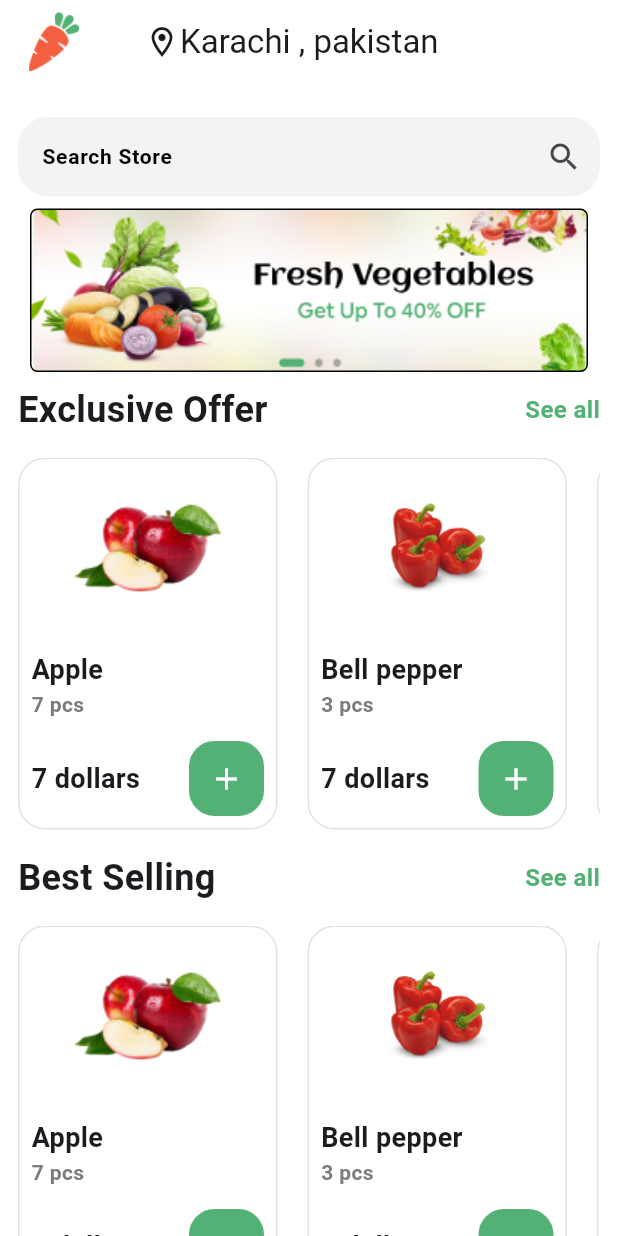
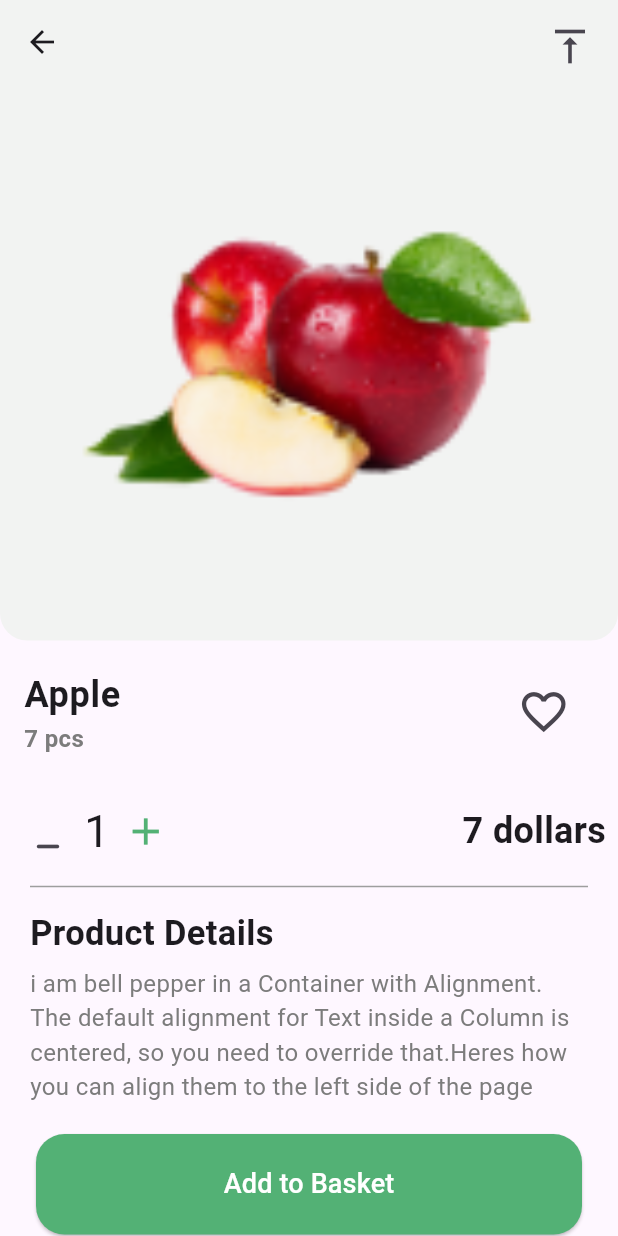
Before and after one commit to Rao-Umair-Ali/desi_mart, a Flutter app: the Shop screen opened directly, after a tap on the "add" icon, on a phone screen of 412 x 824 dp. Run offline on Flutter 3.47's test engine with Material 3 defaults, Android fonts, the phone set to English and light mode, and no system bars; drawn by our look-alikes of carousel_slider; our stand-ins replace firebase_auth, firebase_core; accounts and stored records are empty.

Commit message:
add basket page done

```diff
--- a/lib/main.dart
+++ b/lib/main.dart
@@ -19,9 +19,9 @@ class MyApp extends StatelessWidget {
   // This widget is the root of your application.
   @override
   Widget build(BuildContext context) {
-    return const MaterialApp(
+    return MaterialApp(
       debugShowCheckedModeBanner: false,
-      home: SplashScreen(),
+      home: Shop(),
     );
   }
 }
--- a/lib/shop_screen/shop.dart
+++ b/lib/shop_screen/shop.dart
@@ -6,16 +6,58 @@ import 'package:flutter/material.dart';
 
 class Shop extends StatelessWidget {
   Shop({super.key});
+  final List<Map<dynamic, dynamic>> itemList = [
+    {
+      "itemName": "Apple",
+      "items": "7 pcs",
+      "itemValue": "7 dollars",
+      "itemPicture": "assets/images/apple.png",
+      "itemdetail":
+          "i am bell pepper in a Container with Alignment. The default alignment for Text inside a Column is centered, so you need to override that.Heres how you can align them to the left side of the page"
+    },
+    {
+      "itemName": "Bell pepper",
+      "items": "3 pcs",
+      "itemValue": "7 dollars",
+      "itemPicture": "assets/images/bellPeper.png",
+      "itemdetail": "i am bell pepper"
+    },
+    {
+      "itemName": "ginger",
+      "items": "3 pcs",
+      "itemValue": "7 dollars",
+      "itemPicture": "assets/images/ginger.png",
+      "itemdetail": "i am ginger"
+    },
+    {
+      "itemName": "Apple",
+      "items": "7 pcs",
+      "itemValue": "7 dollars",
+      "itemPicture": "assets/images/apple.png",
+      "itemdetail": "i am apple"
+    },
+    {
+      "itemName": "Bell pepper",
+      "items": "3 pcs",
+      "itemValue": "7 dollars",
+      "itemPicture": "assets/images/bellPeper.png",
+      "itemdetail": "i am bell pepper"
+    },
+    {
+      "itemName": "ginger",
+      "items": "3 pcs",
+      "itemValue": "7 dollars",
+      "itemPicture": "assets/images/ginger.png",
+      "itemdetail": "i am ginger"
+    },
+  ];
+  void ontap() {}
   final List<String> imageList = [
     'assets/images/banner.png',
     'assets/images/banner.png',
     'assets/images/banner.png',
   ];
-  final List<String> groceriesList = [
-    'assets/images/banner.png',
-    'assets/images/banner.png',
-    'assets/images/banner.png',
-  ];
+
   @override
   Widget build(BuildContext context) {
     return Scaffold(
@@ -73,7 +115,9 @@ class Shop extends StatelessWidget {
                 const SizedBox(
                   height: 15,
                 ),
-                ListViewShop(),
+                ListViewShop(
+                  list: itemList,
+                ),
                 const SizedBox(
                   height: 15,
                 ),
@@ -95,7 +139,9 @@ class Shop extends StatelessWidget {
                 const SizedBox(
                   height: 15,
                 ),
-                ListViewShop(),
+                ListViewShop(
+                  list: itemList,
+                ),
                 const SizedBox(
                   height: 15,
                 ),
@@ -145,7 +191,9 @@ class Shop extends StatelessWidget {
                 const SizedBox(
                   height: 15,
                 ),
-                ListViewShop(),
+                ListViewShop(
+                  list: itemList,
+                ),
               ],
             ),
           ),
--- /dev/null
+++ b/lib/shop_screen/widget/addBasket.dart
@@ -0,0 +1,166 @@
+import 'package:desi_mart/shop_screen/widget/addButton.dart';
+import 'package:flutter/material.dart';
+
+class AddBasket extends StatelessWidget {
+  final String image;
+  final String itemName;
+  final String itemValue;
+  final String items;
+  final String itemDetails;
+
+  const AddBasket(
+      {super.key,
+      required this.image,
+      required this.itemName,
+      required this.itemValue,
+      required this.items,
+      required this.itemDetails});
+  @override
+  Widget build(BuildContext context) {
+    return Scaffold(
+      appBar: AppBar(
+        backgroundColor: const Color(0xffF2F3F2),
+        actions: [
+          Padding(
+            padding: const EdgeInsets.all(8.0),
+            child: IconButton(
+                onPressed: () {},
+                icon: const Icon(
+                  Icons.vertical_align_top_outlined,
+                  size: 30,
+                )),
+          )
+        ],
+      ),
+      body: SingleChildScrollView(
+        child: Container(
+          child: Column(
+            mainAxisAlignment: MainAxisAlignment.start,
+            children: [
+              Container(
+                decoration: BoxDecoration(
+                    color: Color(0xffF2F3F2),
+                    borderRadius: BorderRadiusDirectional.only(
+                        bottomEnd: Radius.circular(18),
+                        bottomStart: Radius.circular(18))),
+                height: 371,
+                width: 412,
+                child: Padding(
+                  padding: const EdgeInsets.all(50.0),
+                  child: Container(
+                      height: 199,
+                      width: 329,
+                      child: Image.asset(
+                        image,
+                        fit: BoxFit.contain,
+                      )),
+                ),
+              ),
+              SizedBox(
+                height: 10,
+              ),
+              ListTile(
+                title: Text(
+                  itemName,
+                  style: const TextStyle(
+                      fontSize: 24, fontWeight: FontWeight.bold),
+                ),
+                subtitle: Text(
+                  items,
+                  style: const TextStyle(
+                      color: Color(0xff7C7C7C),
+                      fontSize: 16,
+                      fontWeight: FontWeight.w600),
+                ),
+                trailing: IconButton(
+                  icon: const Icon(
+                    Icons.favorite_outline_outlined,
+                    size: 35,
+                  ),
+                  onPressed: () {},
+                ),
+              ),
+              SizedBox(
+                height: 10,
+              ),
+              Padding(
+                padding: const EdgeInsets.all(8.0),
+                child: Row(
+                  mainAxisAlignment: MainAxisAlignment.spaceBetween,
+                  children: [
+                    Row(
+                      children: [
+                        IconButton(
+                            onPressed: () {},
+                            icon: Icon(
+                              Icons.minimize_rounded,
+                              size: 30,
+                            )),
+                        Text(
+                          "1",
+                          style: TextStyle(fontSize: 30),
+                        ),
+                        IconButton(
+                            onPressed: () {},
+                            icon: Icon(
+                              Icons.add,
+                              size: 30,
+                              color: Color(0xff53B175),
+                            ))
+                      ],
+                    ),
+                    Text(
+                      itemValue,
+                      style: const TextStyle(
+                          fontSize: 24, fontWeight: FontWeight.bold),
+                    )
+                  ],
+                ),
+              ),
+              const Divider(
+                color: Colors.grey, // Line color
+                height: 10, // Space above and below the line
+                thickness: 1, // Line thickness
+                indent: 20, // Empty space on the leading edge of the line
+                endIndent: 20, // Empty space on the trailing edge of the line
+              ),
+              SizedBox(
+                height: 10,
+              ),
+              Padding(
+                padding: const EdgeInsets.symmetric(
+                    horizontal: 20.0), // Padding to control spacing
+                child: Align(
+                  alignment: Alignment.centerLeft, // Align text to the left
+                  child: Column(
+                    crossAxisAlignment: CrossAxisAlignment
+                        .start, // Align text inside the Column to the start (left)
+                    children: [
+                      const Text(
+                        "Product Details",
+                        style: TextStyle(
+                            fontSize: 23,
+                            fontWeight: FontWeight.bold), // Optional styling
+                      ),
+                      SizedBox(height: 5), // Optional space between texts
+                      Text(
+                        itemDetails,
+                        style: TextStyle(
+                            color: Color(0xff7C7C7C),
+                            fontSize: 16), // Optional styling
+                      ),
+                    ],
+                  ),
+                ),
+              ),
+              SizedBox(
+                height: 20,
+              ),
+              Addbutton(),
+            ],
+          ),
+        ),
+      ),
+    );
+  }
+}
--- /dev/null
+++ b/lib/shop_screen/widget/addButton.dart
@@ -0,0 +1,23 @@
+import 'package:flutter/material.dart';
+
+class Addbutton extends StatelessWidget {
+  @override
+  Widget build(BuildContext context) {
+    return SizedBox(
+      width: 364,
+      height: 67,
+      child: ElevatedButton(
+        style: ElevatedButton.styleFrom(
+            backgroundColor: const Color(0xff53B175),
+            foregroundColor: Colors.white,
+            shape: RoundedRectangleBorder(
+                borderRadius: BorderRadius.circular(19))),
+        onPressed: () {},
+        child: Text(
+          "Add to Basket",
+          style: const TextStyle(fontSize: 18),
+        ),
+      ),
+    );
+  }
+}
--- a/lib/shop_screen/widget/listviewshop.dart
+++ b/lib/shop_screen/widget/listviewshop.dart
@@ -1,44 +1,9 @@
+import 'package:desi_mart/shop_screen/widget/addBasket.dart';
 import 'package:flutter/material.dart';
 
 class ListViewShop extends StatelessWidget {
-  List<Map<dynamic, dynamic>> itemList = [
-    {
-      "itemName": "Apple",
-      "items": "7 pcs",
-      "itemValue": "7 dollars",
-      "itemPicture": "assets/images/apple.png"
-    },
-    {
-      "itemName": "Bell pepper",
-      "items": "3 pcs",
-      "itemValue": "7 dollars",
-      "itemPicture": "assets/images/bellPeper.png"
-    },
-    {
-      "itemName": "ginger",
-      "items": "3 pcs",
-      "itemValue": "7 dollars",
-      "itemPicture": "assets/images/ginger.png"
-    },
-    {
-      "itemName": "Apple",
-      "items": "7 pcs",
-      "itemValue": "7 dollars",
-      "itemPicture": "assets/images/apple.png"
-    },
-    {
-      "itemName": "Bell pepper",
-      "items": "3 pcs",
-      "itemValue": "7 dollars",
-      "itemPicture": "assets/images/bellPeper.png"
-    },
-    {
-      "itemName": "ginger",
-      "items": "3 pcs",
-      "itemValue": "7 dollars",
-      "itemPicture": "assets/images/ginger.png"
-    },
-  ];
+  final List list;
+  ListViewShop({super.key, required this.list});
 
   @override
   Widget build(BuildContext context) {
@@ -46,8 +11,16 @@ class ListViewShop extends StatelessWidget {
       height: 248,
       child: ListView.separated(
         scrollDirection: Axis.horizontal,
-        itemCount: itemList.length,
+        itemCount: list.length,
         itemBuilder: (context, index) {
+          String itemPicture =
+              list[index]["itemPicture"] ?? "assets/images/placeholder.png";
+          String itemName = list[index]["itemName"] ?? "Unknown Item";
+          String itemValue = list[index]["itemValue"] ?? "Unknown Value";
+          String items = list[index]["items"] ?? "Unknown";
+          String itemDetails =
+              list[index]["itemdetail"] ?? "No details available";
+
           return Container(
             decoration: BoxDecoration(
                 border: Border.all(color: Color(0xffE2E2E2)),
@@ -65,7 +38,7 @@ class ListViewShop extends StatelessWidget {
                   child: Container(
                     height: 62.5,
                     width: 103.43,
-                    child: Image.asset(itemList[index]["itemPicture"]),
+                    child: Image.asset(list[index]["itemPicture"]),
                   ),
                 ),
                 SizedBox(height: 8),
@@ -74,13 +47,13 @@ class ListViewShop extends StatelessWidget {
                   crossAxisAlignment: CrossAxisAlignment.start,
                   children: [
                     Text(
-                      itemList[index]["itemName"],
+                      list[index]["itemName"],
                       style:
                           TextStyle(fontSize: 18, fontWeight: FontWeight.bold),
                     ),
                     Text(
-                      itemList[index]["items"],
-                      style: TextStyle(
+                      list[index]["items"],
+                      style: const TextStyle(
                           fontSize: 14,
                           fontWeight: FontWeight.w600,
                           color: Color(0xff7C7C7C)),
@@ -91,7 +64,7 @@ class ListViewShop extends StatelessWidget {
                   mainAxisAlignment: MainAxisAlignment.spaceBetween,
                   children: [
                     Text(
-                      itemList[index]["itemValue"],
+                      list[index]["itemValue"],
                       style:
                           TextStyle(fontSize: 18, fontWeight: FontWeight.w600),
                     ),
@@ -101,13 +74,24 @@ class ListViewShop extends StatelessWidget {
                           border: Border.all(color: Color(0xff53B175)),
                           borderRadius: BorderRadius.circular(17)),
                       child: IconButton(
-                        onPressed: () {},
-                        icon: Icon(
+                        onPressed: () {
+                          Navigator.push(
+                            context,
+                            MaterialPageRoute(
+                                builder: (context) => AddBasket(
+                                    image: itemPicture,
+                                    itemName: itemName,
+                                    itemValue: itemValue,
+                                    items: items,
+                                    itemDetails: itemDetails)),
+                          );
+                        },
+                        icon: const Icon(
                           Icons.add,
                         ),
                         color: Colors.white,
                         iconSize: 24,
-                        padding: EdgeInsets.all(0),
+                        padding: const EdgeInsets.all(0),
                       ),
                     ),
                   ],
```
